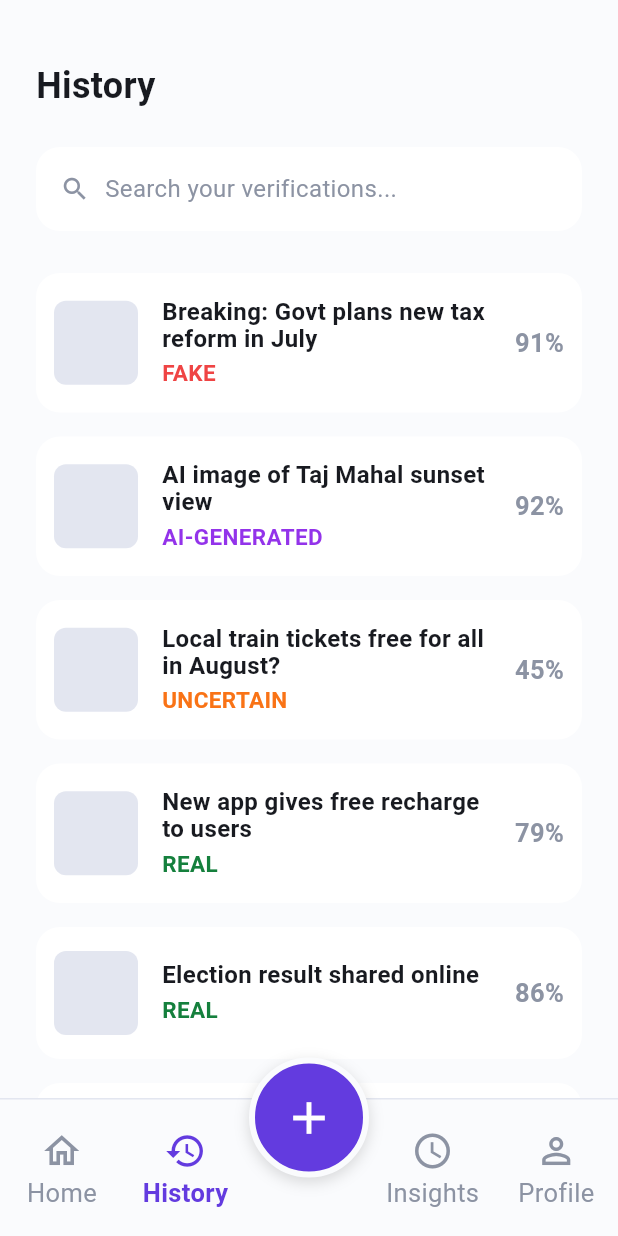
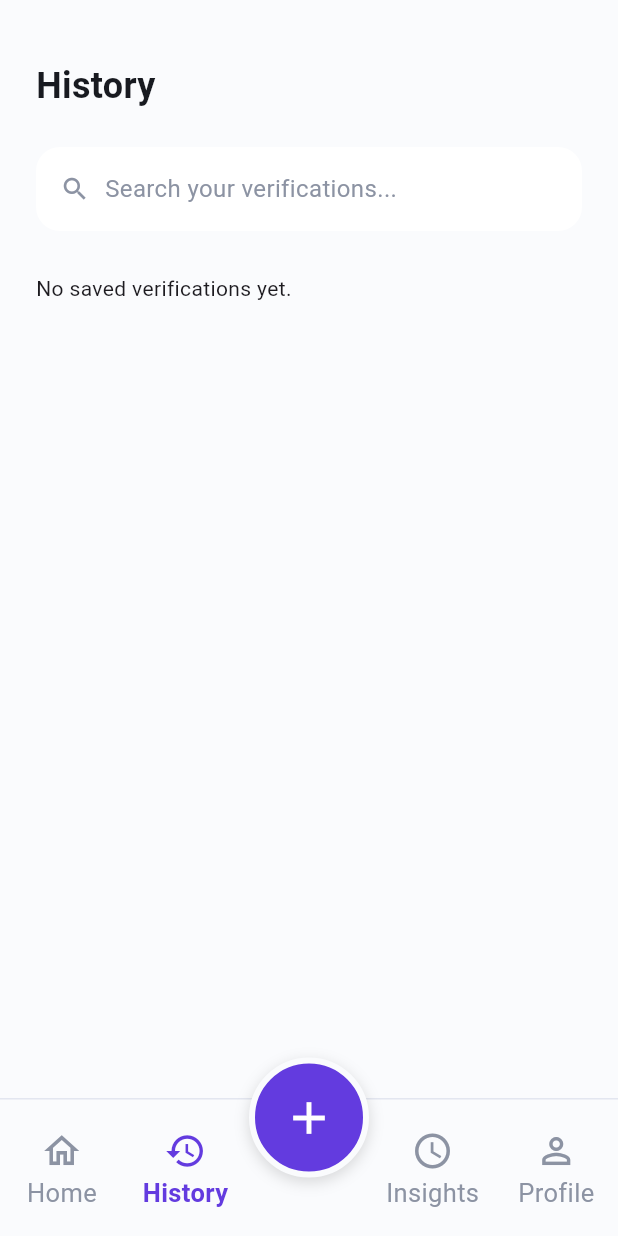
Before and after one commit to Sameeha-m/truwave-AI, a Flutter app: the HistoryScreen screen opened directly, on a phone screen of 412 x 824 dp. Run offline on Flutter 3.47's test engine with Material 3 defaults, Android fonts, the phone set to English and light mode, and no system bars; our stand-ins replace sqflite, sqflite_common_ffi_web; accounts and stored records are empty.

Commit message:
Fix verification flow and prepare Android build

```diff
--- a/flutter_app/lib/screens/history_screen.dart
+++ b/flutter_app/lib/screens/history_screen.dart
@@ -1,47 +1,23 @@
 import 'package:flutter/material.dart';
+import '../database/database_helper.dart';
+import '../database/verification_model.dart';
 import 'verify_news_screen.dart';
 
-class HistoryScreen extends StatelessWidget {
+class HistoryScreen extends StatefulWidget {
   const HistoryScreen({super.key});
 
-  final List<HistoryItem> items = const [
-    HistoryItem(
-      title: 'Breaking: Govt plans new tax reform in July',
-      label: 'FAKE',
-      labelColor: Color(0xFFEF4444),
-      percent: '91%',
-    ),
-    HistoryItem(
-      title: 'AI image of Taj Mahal sunset view',
-      label: 'AI-GENERATED',
-      labelColor: Color(0xFF9333EA),
-      percent: '92%',
-    ),
-    HistoryItem(
-      title: 'Local train tickets free for all in August?',
-      label: 'UNCERTAIN',
-      labelColor: Color(0xFFF97316),
-      percent: '45%',
-    ),
-    HistoryItem(
-      title: 'New app gives free recharge to users',
-      label: 'REAL',
-      labelColor: Color(0xFF15803D),
-      percent: '79%',
-    ),
-    HistoryItem(
-      title: 'Election result shared online',
-      label: 'REAL',
-      labelColor: Color(0xFF15803D),
-      percent: '86%',
-    ),
-    HistoryItem(
-      title: 'Celebrity quote goes viral',
-      label: 'FAKE',
-      labelColor: Color(0xFFEF4444),
-      percent: '88%',
-    ),
-  ];
+  @override
+  State<HistoryScreen> createState() => _HistoryScreenState();
+}
+
+class _HistoryScreenState extends State<HistoryScreen> {
+  late Future<List<Verification>> _history;
+
+  @override
+  void initState() {
+    super.initState();
+    _history = DatabaseHelper.instance.getVerifications();
+  }
 
   @override
   Widget build(BuildContext context) {
@@ -76,18 +52,11 @@ class HistoryScreen extends StatelessWidget {
                 child: const Row(
                   children: [
                     SizedBox(width: 16),
-                    Icon(
-                      Icons.search,
-                      size: 20,
-                      color: Color(0xFF8C93A3),
-                    ),
+                    Icon(Icons.search, size: 20, color: Color(0xFF8C93A3)),
                     SizedBox(width: 10),
                     Text(
                       'Search your verifications...',
-                      style: TextStyle(
-                        fontSize: 16,
-                        color: Color(0xFF8C93A3),
-                      ),
+                      style: TextStyle(fontSize: 16, color: Color(0xFF8C93A3)),
                     ),
                   ],
                 ),
@@ -95,12 +64,27 @@ class HistoryScreen extends StatelessWidget {
 
               const SizedBox(height: 28),
 
-              // History items
-              ...items.map(
-                (item) => Padding(
-                  padding: const EdgeInsets.only(bottom: 16),
-                  child: _HistoryCard(item: item),
-                ),
+              FutureBuilder<List<Verification>>(
+                future: _history,
+                builder: (context, snapshot) {
+                  if (snapshot.connectionState != ConnectionState.done) {
+                    return const Center(child: CircularProgressIndicator());
+                  }
+                  final verifications = snapshot.data ?? [];
+                  if (verifications.isEmpty) {
+                    return const Text('No saved verifications yet.');
+                  }
+                  return Column(
+                    children: verifications
+                        .map(
+                          (verification) => Padding(
+                            padding: const EdgeInsets.only(bottom: 16),
+                            child: _HistoryCard(verification: verification),
+                          ),
+                        )
+                        .toList(),
+                  );
+                },
               ),
             ],
           ),
@@ -113,35 +97,16 @@ class HistoryScreen extends StatelessWidget {
   }
 }
 
-class HistoryItem {
-  final String title;
-  final String label;
-  final Color labelColor;
-  final String percent;
+class _HistoryCard extends StatelessWidget {
+  final Verification verification;
 
-  const HistoryItem({
-    required this.title,
-    required this.label,
-    required this.labelColor,
-    required this.percent,
-  });
-}
-
-class _HistoryCard extends StatelessWidget {
-  final HistoryItem item;
-
-  const _HistoryCard({
-    required this.item,
-  });
+  const _HistoryCard({required this.verification});
 
   @override
   Widget build(BuildContext context) {
     return Container(
       width: double.infinity,
-      padding: const EdgeInsets.symmetric(
-        vertical: 16,
-        horizontal: 12,
-      ),
+      padding: const EdgeInsets.symmetric(vertical: 16, horizontal: 12),
       decoration: BoxDecoration(
         color: Colors.white,
         borderRadius: BorderRadius.circular(16),
@@ -167,7 +132,7 @@ class _HistoryCard extends StatelessWidget {
               crossAxisAlignment: CrossAxisAlignment.start,
               children: [
                 Text(
-                  item.title,
+                  verification.claim,
                   style: const TextStyle(
                     fontSize: 16,
                     height: 1.15,
@@ -177,11 +142,15 @@ class _HistoryCard extends StatelessWidget {
                 ),
                 const SizedBox(height: 4),
                 Text(
-                  item.label,
+                  verification.verdict,
                   style: TextStyle(
                     fontSize: 15,
                     fontWeight: FontWeight.w600,
-                    color: item.labelColor,
+                    color: verification.verdict == 'REAL'
+                        ? const Color(0xFF15803D)
+                        : verification.verdict == 'FAKE'
+                        ? const Color(0xFFEF4444)
+                        : const Color(0xFFF97316),
                   ),
                 ),
               ],
@@ -192,7 +161,7 @@ class _HistoryCard extends StatelessWidget {
 
           // Confidence
           Text(
-            item.percent,
+            '${(verification.confidence * 100).round()}%',
             style: const TextStyle(
               fontSize: 17,
               fontWeight: FontWeight.w600,
@@ -214,11 +183,7 @@ class _HistoryBottomNavigation extends StatelessWidget {
       height: 92,
       decoration: const BoxDecoration(
         color: Color(0xFFFAFBFD),
-        border: Border(
-          top: BorderSide(
-            color: Color(0xFFE3E6F0),
-          ),
-        ),
+        border: Border(top: BorderSide(color: Color(0xFFE3E6F0))),
       ),
       child: SafeArea(
         top: false,
@@ -228,18 +193,11 @@ class _HistoryBottomNavigation extends StatelessWidget {
               icon: Icons.home_outlined,
               label: 'Home',
               onTap: () {
-                Navigator.popUntil(
-                  context,
-                  (route) => route.isFirst,
-                );
+                Navigator.popUntil(context, (route) => route.isFirst);
               },
             ),
 
-            _NavItem(
-              icon: Icons.history,
-              label: 'History',
-              active: true,
-            ),
+            _NavItem(icon: Icons.history, label: 'History', active: true),
 
             // Central +
             Expanded(
@@ -285,15 +243,9 @@ class _HistoryBottomNavigation extends StatelessWidget {
               ),
             ),
 
-            _NavItem(
-              icon: Icons.access_time,
-              label: 'Insights',
-            ),
+            _NavItem(icon: Icons.access_time, label: 'Insights'),
 
-            _NavItem(
-              icon: Icons.person_outline,
-              label: 'Profile',
-            ),
+            _NavItem(icon: Icons.person_outline, label: 'Profile'),
           ],
         ),
       ),
@@ -316,26 +268,19 @@ class _NavItem extends StatelessWidget {
 
   @override
   Widget build(BuildContext context) {
-    final color = active
-        ? const Color(0xFF633BDF)
-        : const Color(0xFF8C93A3);
+    final color = active ? const Color(0xFF633BDF) : const Color(0xFF8C93A3);
 
     final content = Column(
       mainAxisAlignment: MainAxisAlignment.center,
       children: [
-        Icon(
-          icon,
-          size: 28,
-          color: color,
-        ),
+        Icon(icon, size: 28, color: color),
         const SizedBox(height: 6),
         Text(
           label,
           style: TextStyle(
             fontSize: 17,
             height: 1,
-            fontWeight:
-                active ? FontWeight.w600 : FontWeight.normal,
+            fontWeight: active ? FontWeight.w600 : FontWeight.normal,
             color: color,
           ),
         ),
--- a/flutter_app/pubspec.yaml
+++ b/flutter_app/pubspec.yaml
@@ -31,10 +31,13 @@ dependencies:
   flutter:
     sdk: flutter
   http: ^1.5.0
+  path: ^1.9.1
+  sqflite: ^2.4.2
 
   # The following adds the Cupertino Icons font to your application.
   # Use with the CupertinoIcons class for iOS style icons.
   cupertino_icons: ^1.0.8
+  sqflite_common_ffi_web: ^1.2.0
 
 dev_dependencies:
   flutter_test:
```
Also changed, not shown: flutter_app/lib/database/database_helper.dart (renamed from database/database_helper.dart, +30 -77 lines), flutter_app/lib/database/source_model.dart (renamed from database/source_model.dart, +10 -1 lines), flutter_app/lib/database/verification_model.dart (renamed from database/verification_model.dart, +13 -2 lines), flutter_app/lib/main.dart (+8 -0 lines), flutter_app/lib/screens/verification_loading_screen.dart (+54 -74 lines), flutter_app/lib/screens/verification_result_screen.dart (+63 -200 lines), flutter_app/lib/services/verification_service.dart (+8 -7 lines), flutter_app/pubspec.lock, 6 other files.
